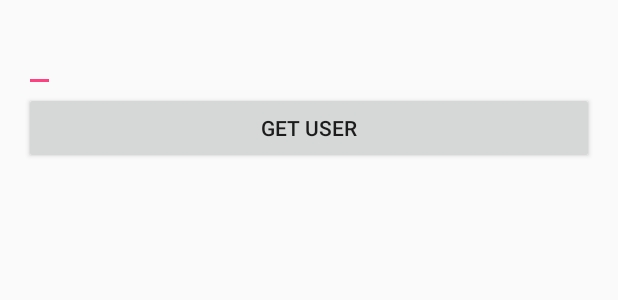
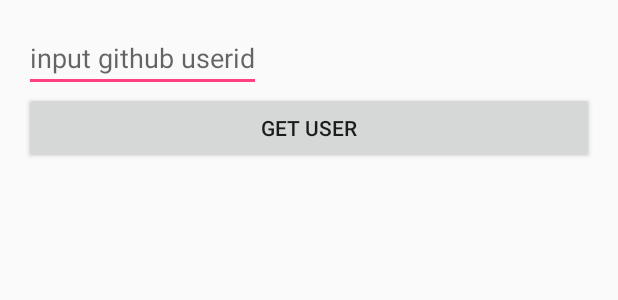
Before and after one commit to amay077/RxPropertyRetrofitSample, an Android app: the layout activity_main.xml on its own in the app's theme, with its tools: preview values and no code run, on a phone screen of 412 x 824 dp. Shown: the top 300 px of the screen. Run offline under Robolectric (Android 15) with nearby library versions, the phone set to English and light mode, and no system bars.

Commit message:
Apply RxCommand

```diff
--- a/app/src/main/AndroidManifest.xml
+++ b/app/src/main/AndroidManifest.xml
@@ -9,7 +9,7 @@
         android:label="@string/app_name"
         android:supportsRtl="true"
         android:theme="@style/AppTheme">
-        <activity android:name=".MainActivity">
+        <activity android:name=".views.MainActivity">
             <intent-filter>
                 <action android:name="android.intent.action.MAIN" />
 
--- a/app/src/main/java/net/amay077/rxretrofitsample/MainActivity.java
+++ b/app/src/main/java/net/amay077/rxretrofitsample/views/MainActivity.java
@@ -1,9 +1,10 @@
-package net.amay077.rxretrofitsample;
+package net.amay077.rxretrofitsample.views;
 
 import android.databinding.DataBindingUtil;
 import android.support.v7.app.AppCompatActivity;
 import android.os.Bundle;
 
+import net.amay077.rxretrofitsample.R;
 import net.amay077.rxretrofitsample.databinding.ActivityMainBinding;
 import net.amay077.rxretrofitsample.viewmodels.MainViewModel;
 
--- a/app/src/main/res/layout/activity_main.xml
+++ b/app/src/main/res/layout/activity_main.xml
@@ -1,6 +1,7 @@
 <?xml version="1.0" encoding="utf-8"?>
 <layout xmlns:android="http://schemas.android.com/apk/res/android"
     xmlns:tools="http://schemas.android.com/tools"
+    xmlns:app="http://schemas.android.com/apk/res-auto"
     tools:context="net.amay077.rxretrofitsample.MainActivity">
     <data>
         <variable name="viewModel" type="net.amay077.rxretrofitsample.viewmodels.MainViewModel"/>
@@ -19,14 +20,15 @@
             android:layout_width="match_parent"
             android:layout_height="match_parent">
             <EditText android:layout_width="wrap_content"
+                android:hint="input github userid"
                 android:layout_height="wrap_content"
-                android:text="@={viewModel.userId}"/>
+                android:text="@={viewModel.userId.value}"/>
             <Button
                 android:id="@+id/buttonGetUser"
                 android:text="Get User"
                 android:layout_width="match_parent"
                 android:layout_height="wrap_content"
-                android:onClick="@{viewModel::onClickGetUser}"
+                app:rxCommandOnClick="@{viewModel.getUserCommand}"
                 />
             <TextView android:layout_width="wrap_content"
                 android:layout_height="wrap_content"
```
Also changed, not shown: app/src/main/java/net/amay077/rxretrofitsample/viewmodels/MainViewModel.java (+21 -16 lines).
